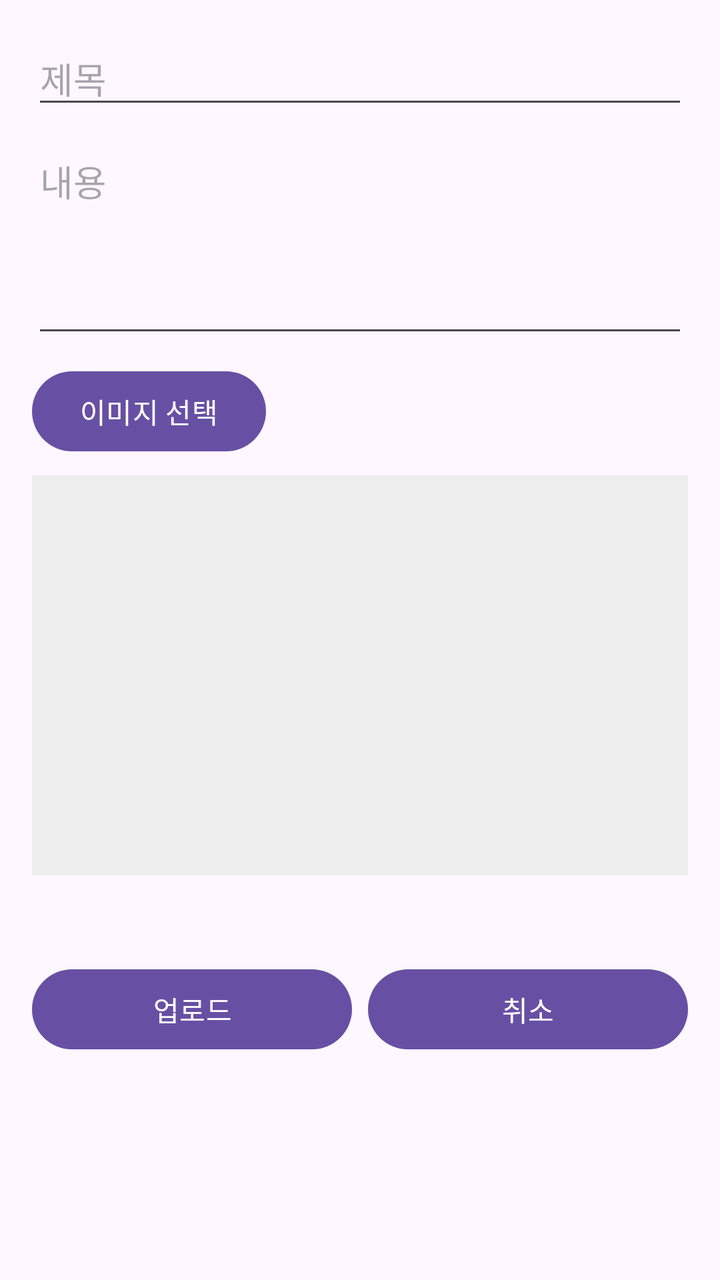
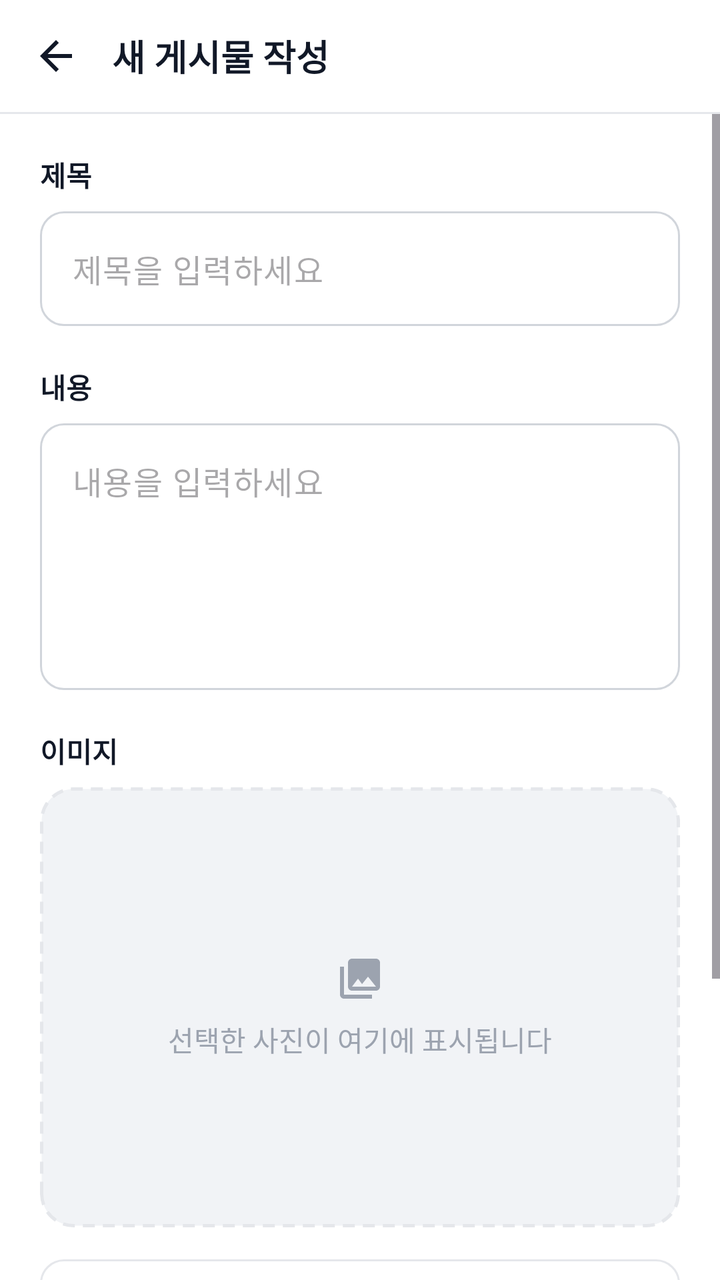

Compare the two renders of this Android layout. The source of the first and the diff that turns it into the second are given below.
<!-- AndroidManifest.xml: application theme Theme.PhotoViewer -->
<!-- res/layout/activity_upload.xml -->
<?xml version="1.0" encoding="utf-8"?>
<ScrollView xmlns:android="http://schemas.android.com/apk/res/android"
    android:layout_width="match_parent"
    android:layout_height="match_parent">

    <LinearLayout
        android:layout_width="match_parent"
        android:layout_height="wrap_content"
        android:orientation="vertical"
        android:padding="16dp">

        <EditText
            android:id="@+id/editTitle"
            android:layout_width="match_parent"
            android:layout_height="wrap_content"
            android:hint="제목"
            android:inputType="text" />

        <EditText
            android:id="@+id/editText"
            android:layout_width="match_parent"
            android:layout_height="wrap_content"
            android:layout_marginTop="8dp"
            android:gravity="top"
            android:hint="내용"
            android:inputType="textMultiLine"
            android:minLines="4" />

        <Button
            android:id="@+id/btnPickImage"
            android:layout_width="wrap_content"
            android:layout_height="wrap_content"
            android:layout_marginTop="8dp"
            android:text="이미지 선택" />

        <ImageView
            android:id="@+id/imagePreview"
            android:layout_width="match_parent"
            android:layout_height="200dp"
            android:layout_marginTop="8dp"
            android:background="#EEEEEE"
            android:contentDescription="선택한 이미지 미리보기"
            android:scaleType="centerCrop" />

        <ProgressBar
            android:id="@+id/progressBar"
            android:layout_width="wrap_content"
            android:layout_height="wrap_content"
            android:layout_marginTop="8dp"
            android:layout_gravity="center_horizontal"
            android:visibility="gone" />

        <TextView
            android:id="@+id/statusText"
            android:layout_width="match_parent"
            android:layout_height="wrap_content"
            android:layout_marginTop="8dp" />

        <LinearLayout
            android:layout_width="match_parent"
            android:layout_height="wrap_content"
            android:layout_marginTop="16dp"
            android:orientation="horizontal">

            <Button
                android:id="@+id/btnUpload"
                android:layout_width="0dp"
                android:layout_height="wrap_content"
                android:layout_weight="1"
                android:text="업로드" />

            <Button
                android:id="@+id/btnCancel"
                android:layout_width="0dp"
                android:layout_height="wrap_content"
                android:layout_marginStart="8dp"
                android:layout_weight="1"
                android:text="취소" />
        </LinearLayout>

    </LinearLayout>
</ScrollView>
<!-- resources referenced by this layout -->
<resources>
  <style name="Base.Theme.PhotoViewer" parent="Theme.Material3.DayNight.NoActionBar">
          
          
      </style>
  <!-- unchanged entries left out for length: 1 -->
</resources>

<!-- the commit's change to res/layout/activity_upload.xml (unified diff, before → after) -->
@@ -1,82 +1,173 @@
 <?xml version="1.0" encoding="utf-8"?>
-<ScrollView xmlns:android="http://schemas.android.com/apk/res/android"
+<LinearLayout xmlns:android="http://schemas.android.com/apk/res/android"
+    xmlns:app="http://schemas.android.com/apk/res-auto"
     android:layout_width="match_parent"
-    android:layout_height="match_parent">
+    android:layout_height="match_parent"
+    android:background="@color/pb_surface"
+    android:fitsSystemWindows="true"
+    android:orientation="vertical">
 
-    <LinearLayout
-        android:layout_width="match_parent"
-        android:layout_height="wrap_content"
-        android:orientation="vertical"
-        android:padding="16dp">
+    
+    <LinearLayout style="@style/PhotoBlog.TopBar">
 
-        <EditText
-            android:id="@+id/editTitle"
-            android:layout_width="match_parent"
-            android:layout_height="wrap_content"
-            android:hint="제목"
-            android:inputType="text" />
+        <ImageButton
+            android:id="@+id/btnBack"
+            style="@style/PhotoBlog.IconButton"
+            android:contentDescription="@string/cd_back"
+            android:src="@drawable/ic_arrow_back" />
 
-        <EditText
-            android:id="@+id/editText"
-            android:layout_width="match_parent"
-            android:layout_height="wrap_content"
-            android:layout_marginTop="8dp"
-            android:gravity="top"
-            android:hint="내용"
-            android:inputType="textMultiLine"
-            android:minLines="4" />
-
-        <Button
-            android:id="@+id/btnPickImage"
+        <TextView
             android:layout_width="wrap_content"
             android:layout_height="wrap_content"
-            android:layout_marginTop="8dp"
-            android:text="이미지 선택" />
+            android:layout_marginStart="@dimen/space_xs"
+            android:text="@string/upload_screen_title"
+            android:textColor="@color/pb_text"
+            android:textSize="@dimen/text_screen_title"
+            android:textStyle="bold" />
+    </LinearLayout>
 
-        <ImageView
-            android:id="@+id/imagePreview"
-            android:layout_width="match_parent"
-            android:layout_height="200dp"
-            android:layout_marginTop="8dp"
-            android:background="#EEEEEE"
-            android:contentDescription="선택한 이미지 미리보기"
-            android:scaleType="centerCrop" />
+    <View style="@style/PhotoBlog.Divider" />
 
-        <ProgressBar
-            android:id="@+id/progressBar"
-            android:layout_width="wrap_content"
-            android:layout_height="wrap_content"
-            android:layout_marginTop="8dp"
-            android:layout_gravity="center_horizontal"
-            android:visibility="gone" />
-
-        <TextView
-            android:id="@+id/statusText"
-            android:layout_width="match_parent"
-            android:layout_height="wrap_content"
-            android:layout_marginTop="8dp" />
+    <ScrollView
+        android:layout_width="match_parent"
+        android:layout_height="0dp"
+        android:layout_weight="1">
 
         <LinearLayout
             android:layout_width="match_parent"
             android:layout_height="wrap_content"
-            android:layout_marginTop="16dp"
-            android:orientation="horizontal">
+            android:orientation="vertical"
+            android:padding="@dimen/space_xl">
 
-            <Button
+            
+            <TextView
+                style="@style/PhotoBlog.FieldLabel"
+                android:text="@string/label_title" />
+
+            <com.google.android.material.textfield.TextInputLayout
+                style="@style/PhotoBlog.TextInput"
+                android:layout_width="match_parent"
+                android:layout_height="wrap_content"
+                app:hintEnabled="false">
+
+                <com.google.android.material.textfield.TextInputEditText
+                    android:id="@+id/editTitle"
+                    android:layout_width="match_parent"
+                    android:layout_height="wrap_content"
+                    android:hint="@string/hint_title"
+                    android:inputType="text"
+                    android:maxLines="1" />
+            </com.google.android.material.textfield.TextInputLayout>
+
+            
+            <TextView
+                style="@style/PhotoBlog.FieldLabel"
+                android:layout_marginTop="@dimen/space_xl"
+                android:text="@string/label_text" />
+
+            <com.google.android.material.textfield.TextInputLayout
+                style="@style/PhotoBlog.TextInput"
+                android:layout_width="match_parent"
+                android:layout_height="wrap_content"
+                app:hintEnabled="false">
+
+                <com.google.android.material.textfield.TextInputEditText
+                    android:id="@+id/editText"
+                    android:layout_width="match_parent"
+                    android:layout_height="wrap_content"
+                    android:gravity="top|start"
+                    android:hint="@string/hint_text"
+                    android:inputType="textMultiLine"
+                    android:minLines="5" />
+            </com.google.android.material.textfield.TextInputLayout>
+
+            
+            <TextView
+                style="@style/PhotoBlog.FieldLabel"
+                android:layout_marginTop="@dimen/space_xl"
+                android:text="@string/label_image" />
+
+            <com.google.android.material.card.MaterialCardView
+                android:layout_width="match_parent"
+                android:layout_height="@dimen/upload_preview_height"
+                app:cardBackgroundColor="@android:color/transparent"
+                app:cardCornerRadius="@dimen/radius_card"
+                app:cardElevation="0dp"
+                app:strokeWidth="0dp">
+
+                <View
+                    android:layout_width="match_parent"
+                    android:layout_height="match_parent"
+                    android:background="@drawable/bg_image_placeholder" />
+
+                <TextView
+                    android:layout_width="wrap_content"
+                    android:layout_height="wrap_content"
+                    android:layout_gravity="center"
+                    android:drawablePadding="@dimen/space_sm"
+                    android:gravity="center"
+                    android:text="@string/upload_preview_placeholder"
+                    android:textColor="@color/pb_hint"
+                    android:textSize="@dimen/text_preview"
+                    app:drawableTint="@color/pb_hint"
+                    app:drawableTopCompat="@drawable/ic_photo_library" />
+
+                <ImageView
+                    android:id="@+id/imagePreview"
+                    android:layout_width="match_parent"
+                    android:layout_height="match_parent"
+                    android:contentDescription="@string/cd_upload_preview"
+                    android:scaleType="centerCrop" />
+            </com.google.android.material.card.MaterialCardView>
+
+            <com.google.android.material.button.MaterialButton
+                android:id="@+id/btnPickImage"
+                style="@style/PhotoBlog.Button.Outlined"
+                android:layout_width="match_parent"
+                android:layout_height="wrap_content"
+                android:layout_marginTop="@dimen/space_md"
+                android:text="@string/action_pick_image"
+                app:icon="@drawable/ic_photo_library"
+                app:iconGravity="textStart" />
+
+            
+            <com.google.android.material.progressindicator.LinearProgressIndicator
+                android:id="@+id/progressBar"
+                android:layout_width="match_parent"
+                android:layout_height="wrap_content"
+                android:layout_marginTop="@dimen/space_xxl"
+                android:indeterminate="true"
+                android:visibility="gone"
+                app:trackCornerRadius="4dp"
+                app:trackThickness="6dp" />
+
+            <TextView
+                android:id="@+id/statusText"
+                android:layout_width="match_parent"
+                android:layout_height="wrap_content"
+                android:layout_marginTop="@dimen/space_sm"
+                android:gravity="center_horizontal"
+                android:textColor="@color/pb_text_secondary"
+                android:textSize="@dimen/text_status" />
+
+            <com.google.android.material.button.MaterialButton
                 android:id="@+id/btnUpload"
-                android:layout_width="0dp"
+                style="@style/PhotoBlog.Button.Filled"
+                android:layout_width="match_parent"
                 android:layout_height="wrap_content"
-                android:layout_weight="1"
-                android:text="업로드" />
+                android:layout_marginTop="@dimen/space_md"
+                android:text="@string/action_upload"
+                app:icon="@drawable/ic_cloud_upload"
+                app:iconGravity="textStart" />
 
-            <Button
+            <com.google.android.material.button.MaterialButton
                 android:id="@+id/btnCancel"
-                android:layout_width="0dp"
+                style="@style/PhotoBlog.Button.Text"
+                android:layout_width="match_parent"
                 android:layout_height="wrap_content"
-                android:layout_marginStart="8dp"
-                android:layout_weight="1"
-                android:text="취소" />
+                android:layout_marginTop="@dimen/space_xs"
+                android:text="@string/action_cancel" />
+
         </LinearLayout>
-
-    </LinearLayout>
-</ScrollView>
+    </ScrollView>
+</LinearLayout>
<!-- resource entries referenced after the edit -->
@@ -1,9 +1,172 @@
 <!-- resources referenced by this layout -->
 <resources>
-  <style name="Base.Theme.PhotoViewer" parent="Theme.Material3.DayNight.NoActionBar">
+  <color name="pb_hint">#FF9CA3AF</color>
+  <color name="pb_surface">#FFFFFFFF</color>
+  <color name="pb_text">#FF111827</color>
+  <color name="pb_text_secondary">#FF4B5563</color>
+  <dimen name="radius_card">16dp</dimen>
+  <dimen name="space_md">12dp</dimen>
+  <dimen name="space_sm">8dp</dimen>
+  <dimen name="space_xl">20dp</dimen>
+  <dimen name="space_xs">4dp</dimen>
+  <dimen name="space_xxl">24dp</dimen>
+  <dimen name="text_preview">14sp</dimen>
+  <dimen name="text_screen_title">18sp</dimen>
+  <dimen name="text_status">13sp</dimen>
+  <dimen name="upload_preview_height">220dp</dimen>
+  <!-- drawable bg_image_placeholder (drawable) -->
+  <?xml version="1.0" encoding="utf-8"?>
+  <shape xmlns:android="http://schemas.android.com/apk/res/android"
+      android:shape="rectangle">
+      <solid android:color="@color/pb_surface_variant" />
+      <corners android:radius="@dimen/radius_card" />
+      <stroke
+          android:width="1.5dp"
+          android:color="@color/pb_border"
+          android:dashWidth="6dp"
+          android:dashGap="4dp" />
+  </shape>
+  <!-- drawable ic_arrow_back (drawable) -->
+  <?xml version="1.0" encoding="utf-8"?>
+  <vector xmlns:android="http://schemas.android.com/apk/res/android"
+      android:width="24dp"
+      android:height="24dp"
+      android:viewportWidth="24"
+      android:viewportHeight="24"
+      android:tint="?attr/colorControlNormal">
+      <path
+          android:fillColor="@android:color/white"
+          android:pathData="M20,11H7.83l5.59,-5.59L12,4l-8,8 8,8 1.41,-1.41L7.83,13H20v-2z" />
+  </vector>
+  <!-- drawable ic_cloud_upload (drawable) -->
+  <?xml version="1.0" encoding="utf-8"?>
+  <vector xmlns:android="http://schemas.android.com/apk/res/android"
+      android:width="24dp"
+      android:height="24dp"
+      android:viewportWidth="24"
+      android:viewportHeight="24"
+      android:tint="?attr/colorControlNormal">
+      <path
+          android:fillColor="@android:color/white"
+          android:pathData="M19.35,10.04C18.67,6.59 15.64,4 12,4 9.11,4 6.6,5.64 5.35,8.04 2.34,8.36 0,10.91 0,14c0,3.31 2.69,6 6,6h13c2.76,0 5,-2.24 5,-5 0,-2.64 -2.05,-4.78 -4.65,-4.96zM14,13v4h-4v-4H7l5,-5 5,5h-3z" />
+  </vector>
+  <!-- drawable ic_photo_library (drawable) -->
+  <?xml version="1.0" encoding="utf-8"?>
+  <vector xmlns:android="http://schemas.android.com/apk/res/android"
+      android:width="24dp"
+      android:height="24dp"
+      android:viewportWidth="24"
+      android:viewportHeight="24"
+      android:tint="?attr/colorControlNormal">
+      <path
+          android:fillColor="@android:color/white"
+          android:pathData="M22,16V4c0,-1.1 -0.9,-2 -2,-2H8c-1.1,0 -2,0.9 -2,2v12c0,1.1 0.9,2 2,2h12c1.1,0 2,-0.9 2,-2zM11,12l2.03,2.71L16,11l4,5H8l3,-4zM2,6v14c0,1.1 0.9,2 2,2h14v-2H4V6H2z" />
+  </vector>
+  <string name="action_cancel">취소</string>
+  <string name="action_pick_image">사진 선택</string>
+  <string name="action_upload">업로드</string>
+  <string name="cd_back">뒤로 가기</string>
+  <string name="cd_upload_preview">선택한 이미지 미리보기</string>
+  <string name="hint_text">내용을 입력하세요</string>
+  <string name="hint_title">제목을 입력하세요</string>
+  <string name="label_image">이미지</string>
+  <string name="label_text">내용</string>
+  <string name="label_title">제목</string>
+  <string name="upload_preview_placeholder">선택한 사진이 여기에 표시됩니다</string>
+  <string name="upload_screen_title">새 게시물 작성</string>
+  <style name="PhotoBlog.Button.Filled" parent="Widget.Material3.Button">
+          <item name="android:minHeight">@dimen/button_height</item>
+          <item name="android:textSize">15sp</item>
+          <item name="android:textStyle">bold</item>
+          <item name="cornerRadius">@dimen/radius_button</item>
+      </style>
+  <style name="PhotoBlog.Button.Outlined" parent="Widget.Material3.Button.OutlinedButton">
+          <item name="android:minHeight">@dimen/button_height</item>
+          <item name="android:textSize">15sp</item>
+          <item name="android:textStyle">bold</item>
+          <item name="cornerRadius">@dimen/radius_button</item>
+          <item name="strokeColor">@color/pb_border</item>
+      </style>
+  <style name="PhotoBlog.Button.Text" parent="Widget.Material3.Button.TextButton">
+          <item name="android:minHeight">@dimen/button_height</item>
+          <item name="android:textSize">15sp</item>
+          <item name="android:textColor">@color/pb_muted</item>
+          <item name="cornerRadius">@dimen/radius_button</item>
+      </style>
+  <style name="PhotoBlog.Divider" parent="">
+          <item name="android:layout_width">match_parent</item>
+          <item name="android:layout_height">1dp</item>
+          <item name="android:background">@color/pb_border</item>
+      </style>
+  <style name="PhotoBlog.FieldLabel" parent="">
+          <item name="android:layout_width">wrap_content</item>
+          <item name="android:layout_height">wrap_content</item>
+          <item name="android:textColor">@color/pb_text</item>
+          <item name="android:textSize">@dimen/text_label</item>
+          <item name="android:textStyle">bold</item>
+          <item name="android:layout_marginBottom">@dimen/space_sm</item>
+      </style>
+  <style name="PhotoBlog.IconButton" parent="">
+          <item name="android:layout_width">@dimen/icon_button_size</item>
+          <item name="android:layout_height">@dimen/icon_button_size</item>
+          <item name="android:background">?attr/selectableItemBackgroundBorderless</item>
+          <item name="android:scaleType">center</item>
+          <item name="tint">@color/pb_text</item>
+      </style>
+  <style name="PhotoBlog.TextInput" parent="Widget.Material3.TextInputLayout.OutlinedBox">
+          <item name="boxCornerRadiusTopStart">@dimen/radius_input</item>
+          <item name="boxCornerRadiusTopEnd">@dimen/radius_input</item>
+          <item name="boxCornerRadiusBottomStart">@dimen/radius_input</item>
+          <item name="boxCornerRadiusBottomEnd">@dimen/radius_input</item>
+          <item name="boxStrokeColor">@color/pb_input_stroke</item>
+          <item name="boxBackgroundColor">@color/pb_surface</item>
+          <item name="hintTextColor">@color/pb_primary</item>
+      </style>
+  <style name="PhotoBlog.TopBar" parent="">
+          <item name="android:layout_width">match_parent</item>
+          <item name="android:layout_height">@dimen/toolbar_height</item>
+          <item name="android:background">@color/pb_surface</item>
+          <item name="android:gravity">center_vertical</item>
+          <item name="android:orientation">horizontal</item>
+          <item name="android:paddingStart">@dimen/space_xs</item>
+          <item name="android:paddingEnd">@dimen/space_xs</item>
+      </style>
+  <color name="pb_surface_variant">#FFF1F3F6</color>
+  <color name="pb_border">#FFE5E7EB</color>
+  <dimen name="button_height">52dp</dimen>
+  <dimen name="radius_button">12dp</dimen>
+  <color name="pb_muted">#FF6B7280</color>
+  <dimen name="text_label">14sp</dimen>
+  <dimen name="icon_button_size">48dp</dimen>
+  <dimen name="radius_input">12dp</dimen>
+  <color name="pb_primary">#FF2563EB</color>
+  <dimen name="toolbar_height">56dp</dimen>
+  <style name="Base.Theme.PhotoViewer" parent="Theme.Material3.Light.NoActionBar">
+          <item name="colorPrimary">@color/pb_primary</item>
+          <item name="colorOnPrimary">@color/pb_on_primary</item>
+          <item name="colorPrimaryContainer">@color/pb_primary_soft</item>
+          <item name="colorOnPrimaryContainer">@color/pb_primary_dark</item>
+          <item name="colorSecondaryContainer">@color/pb_primary_soft</item>
+          <item name="colorOnSecondaryContainer">@color/pb_primary_dark</item>
+          <item name="colorSurface">@color/pb_surface</item>
+          <item name="colorOnSurface">@color/pb_text</item>
+          <item name="colorOnSurfaceVariant">@color/pb_muted</item>
+          <item name="colorOutline">@color/pb_border</item>
+          <item name="colorError">@color/pb_error</item>
           
-          
+          <item name="elevationOverlayEnabled">false</item>
+          <item name="android:colorBackground">@color/pb_background</item>
+          <item name="android:windowBackground">@color/pb_background</item>
+          <item name="android:statusBarColor">@color/pb_surface</item>
+          <item name="android:navigationBarColor">@color/pb_surface</item>
+          <item name="android:windowLightStatusBar">true</item>
+          <item name="android:windowLightNavigationBar" tools:targetApi="27">true</item>
       </style>
+  <color name="pb_on_primary">#FFFFFFFF</color>
+  <color name="pb_primary_soft">#FFEFF4FF</color>
+  <color name="pb_primary_dark">#FF1D4ED8</color>
+  <color name="pb_error">#FFDC2626</color>
+  <color name="pb_background">#FFF7F8FA</color>
   <!-- unchanged entries left out for length: 1 -->
 </resources>
 
